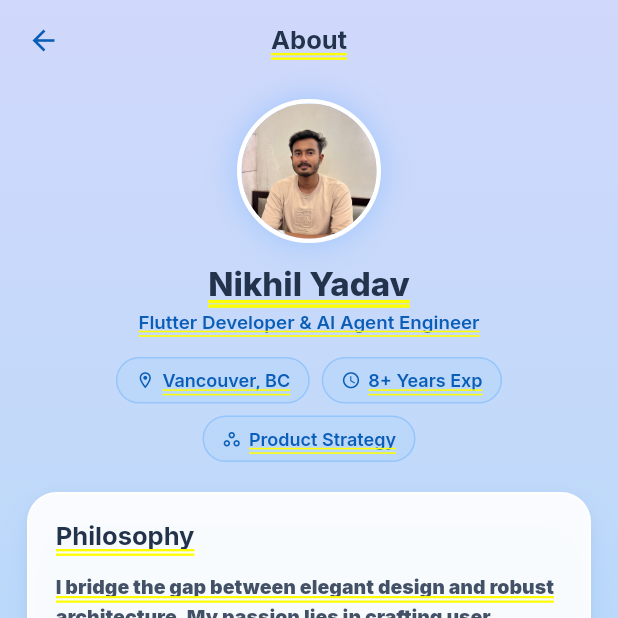
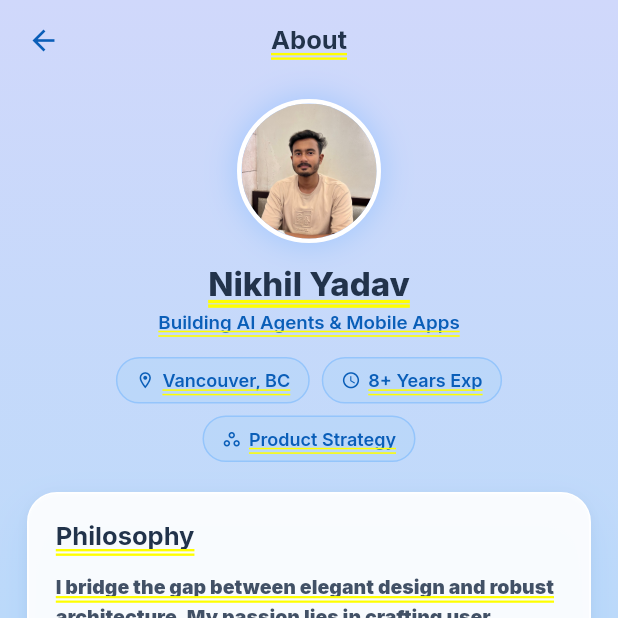
Before and after one commit to NikhilYadav04/portfolio_website, a Flutter app: the AboutDetail screen opened directly, on a phone screen of 412 x 824 dp, the top half of it. Run offline on Flutter 3.47's test engine with Material 3 defaults, Android fonts, the light colour scheme and no system bars; our stand-ins replace auto_size_text, flutter_animate, flutter_svg, font_awesome_flutter, google_fonts, rive; missing offline and left inert: custom_button_builder, device_frame; statements that could not run were skipped.

Commit message:
updated real data

```diff
--- a/lib/consts/data.dart
+++ b/lib/consts/data.dart
@@ -299,7 +299,7 @@ final List<JobExperience> jobExperiences = [
 // ---------------------------------------------------------------------------
 
 const String developerName = "Nikhil Yadav";
-const String developerTagline = "Flutter Developer · AI Agent Engineer";
+const String developerTagline = "Building AI Agents & Mobile Apps";
 const String statusLine = "● currently building AI agents";
 const String localTimezoneLabel = "IST";
 
--- a/lib/screen/details/about_detail.dart
+++ b/lib/screen/details/about_detail.dart
@@ -51,7 +51,7 @@ class AboutDetail extends StatelessWidget {
         ),
         const SizedBox(height: 4),
         Center(
-          child: Text("Flutter Developer & AI Agent Engineer",
+          child: Text("Building AI Agents & Mobile Apps",
               style: GoogleFonts.inter(
                   color: state.inkAccent,
                   fontWeight: FontWeight.w600,
--- a/lib/screen/homescreen/phone_home_page.dart
+++ b/lib/screen/homescreen/phone_home_page.dart
@@ -398,7 +398,7 @@ class _ProfileCard extends StatelessWidget {
           Text("Nikhil Yadav", style: _titleStyle(ink)),
           const SizedBox(height: 8),
           Text(
-            "Flutter Developer\n& AI Agent Engineer",
+            "Building AI Agents\n& Mobile Apps",
             textAlign: TextAlign.center,
             style: GoogleFonts.inter(
               color: ink.withOpacity(0.7),
```
